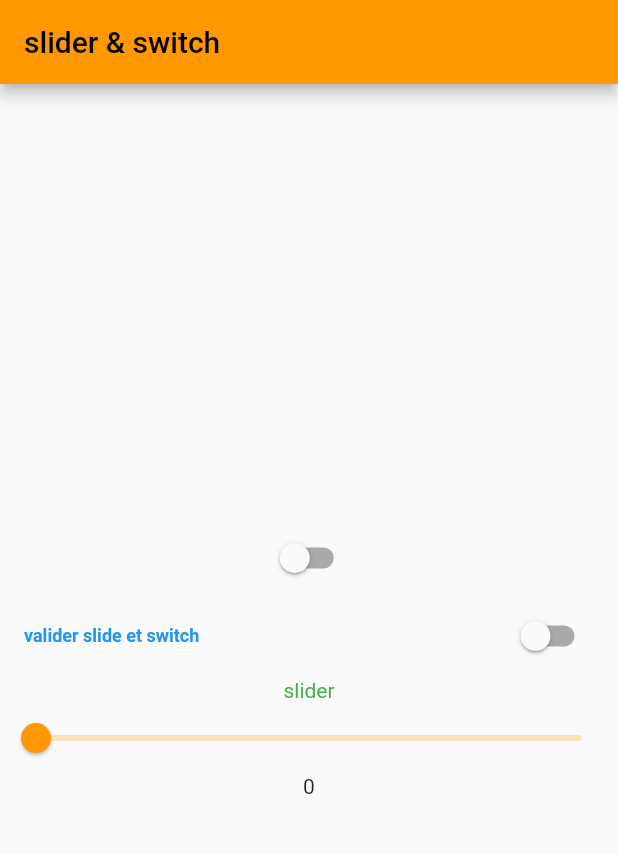
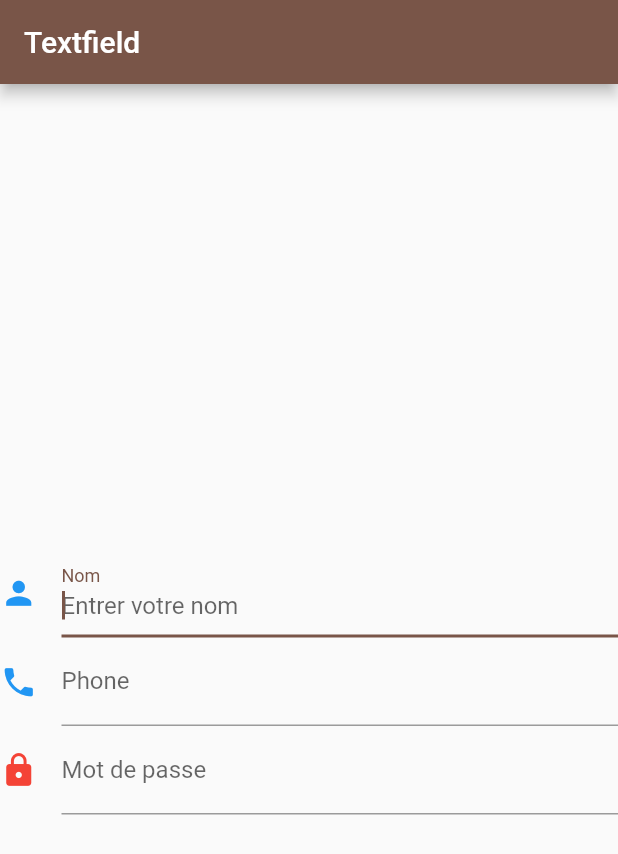
Before and after one commit to lamine785260388/fluttettuto, a Flutter app: the screen it shows after launch, on a phone screen of 412 x 824 dp. Shown: the top 854 px of the screen. Run offline on Flutter 3.47's test engine with Material 2 defaults, Android fonts, the phone set to English and light mode, and no system bars.

Commit message:
formulaire ou textField

```diff
--- /dev/null
+++ b/lib/TextField.dart
@@ -0,0 +1,83 @@
+import 'package:flutter/cupertino.dart';
+import 'package:flutter/src/foundation/key.dart';
+import 'package:flutter/src/widgets/framework.dart';
+
+import 'package:flutter/material.dart';
+
+class textfiel extends StatefulWidget {
+  const textfiel({Key? key}) : super(key: key);
+
+  @override
+  State<textfiel> createState() => _textfielState();
+}
+
+class _textfielState extends State<textfiel> {
+  String value = "";
+  void sub(String s) {
+    setState(() {
+      value = 'message envoyé $s:';
+    });
+  }
+
+  void affichage(String a) {
+    setState(() {
+      value = 'Bienvenue $a';
+    });
+  }
+
+  @override
+  Widget build(BuildContext context) {
+    return Scaffold(
+      appBar: AppBar(title: Text("Textfield")),
+      body: Center(
+        child: Column(
+          mainAxisAlignment: MainAxisAlignment.center,
+          children: <Widget>[
+            Text(
+              value,
+              style: TextStyle(fontSize: 25, color: Colors.red),
+              textAlign: TextAlign.center,
+            ),
+            TextField(
+              decoration: InputDecoration(
+                  labelText: "Nom",
+                  hintText: "Entrer votre nom",
+                  icon: Icon(
+                    Icons.person,
+                    color: Colors.blue,
+                    size: 25,
+                  )),
+              keyboardType: TextInputType.text,
+              autocorrect: true,
+              autofocus: true,
+              onChanged: affichage,
+              onSubmitted: sub,
+            ),
+            TextField(
+                decoration: InputDecoration(
+                    labelText: "Phone",
+                    hintText: "Entrer votre numéro",
+                    icon: Icon(
+                      Icons.phone,
+                      color: Colors.blue,
+                      size: 25,
+                    )),
+                keyboardType: TextInputType.number),
+            TextField(
+              decoration: InputDecoration(
+                  labelText: "Mot de passe",
+                  hintText: "Entrer votre mot de passe",
+                  icon: Icon(
+                    Icons.lock,
+                    color: Colors.red,
+                    size: 25,
+                  )),
+              keyboardType: TextInputType.text,
+              obscureText: true,
+            ),
+          ],
+        ),
+      ),
+    );
+  }
+}
--- a/lib/main.dart
+++ b/lib/main.dart
@@ -1,5 +1,7 @@
 import 'package:flutter/material.dart';
 import 'package:tutoflutter1/slider&switch.dart';
+
+import 'TextField.dart';
 
 void main() {
   runApp(const MyApp());
@@ -15,9 +17,9 @@ class MyApp extends StatelessWidget {
       debugShowCheckedModeBanner: false,
       title: 'Flutter Demo',
       theme: ThemeData(
-        primarySwatch: Colors.orange,
+        primarySwatch: Colors.brown,
       ),
-      home: slideretswitch(),
+      home: textfiel(),
     );
   }
 }
```
